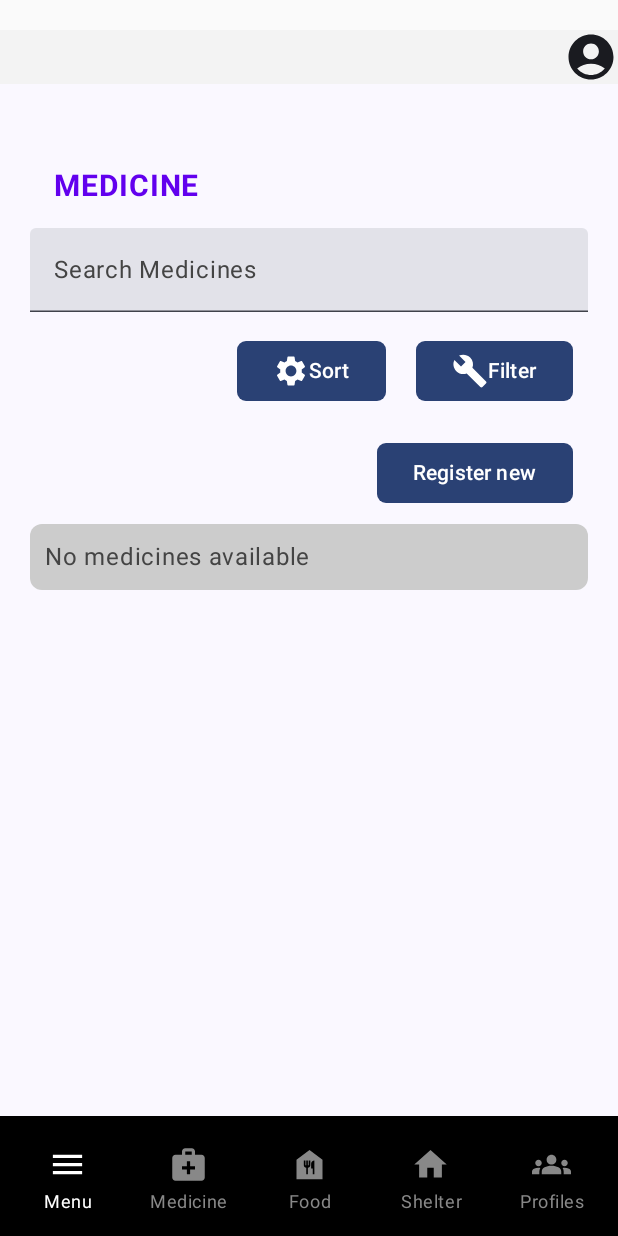
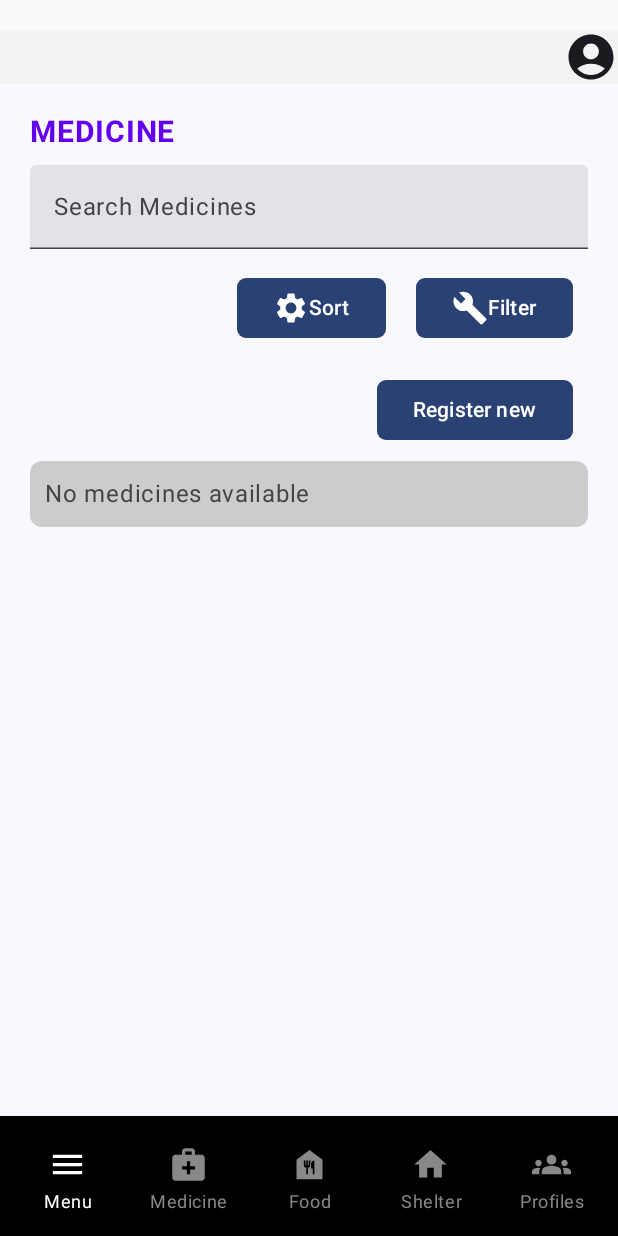
Before and after one commit to sofmlopes/Project-CM, an Android app built with Jetpack Compose: the medicine_screen screen opened through its navigation route, on a phone screen of 412 x 824 dp. Run offline under Robolectric (Android 15) with nearby library versions, the phone set to English and light mode, and no system bars; our stand-ins replace Firebase (no records; nobody signed in at launch, a user with empty details on screens opened directly).

Commit message:
ajeitei o padding das cenas

```diff
--- a/app/src/main/java/com/example/walkingundead/screens/Medicine.kt
+++ b/app/src/main/java/com/example/walkingundead/screens/Medicine.kt
@@ -95,7 +95,7 @@ fun Medicine() {
     Box(
         modifier = Modifier
             .fillMaxSize()
-            .padding(top = 40.dp, start = 20.dp, end = 20.dp, bottom = 100.dp)
+            .padding(top = 10.dp, start = 20.dp, end = 20.dp, bottom = 100.dp)
     ) {
         Column(
             modifier = Modifier
@@ -116,7 +116,7 @@ fun Medicine() {
                     color = colorResource(id = R.color.purple_500),
                     fontSize = 20.sp,
                     fontWeight = FontWeight.Bold,
-                    modifier = Modifier.padding(16.dp),
+                    modifier = Modifier.padding(vertical = 10.dp),
                 )
             }
             // Search Bar
--- a/app/src/main/java/com/example/walkingundead/screens/Shelter.kt
+++ b/app/src/main/java/com/example/walkingundead/screens/Shelter.kt
@@ -81,7 +81,7 @@ fun Shelter() {
     Box(
         modifier = Modifier
             .fillMaxSize()
-            .padding(top = 40.dp, start = 20.dp, end = 20.dp, bottom = 100.dp)
+            .padding(top = 10.dp, start = 20.dp, end = 20.dp, bottom = 100.dp)
     ) {
         Column(
             modifier = Modifier
@@ -102,7 +102,7 @@ fun Shelter() {
                     color = colorResource(id = R.color.purple_500),
                     fontSize = 20.sp,
                     fontWeight = FontWeight.Bold,
-                    modifier = Modifier.padding(16.dp),
+                    modifier = Modifier.padding(vertical = 10.dp),
                 )
             }
             // Search Bar
```
